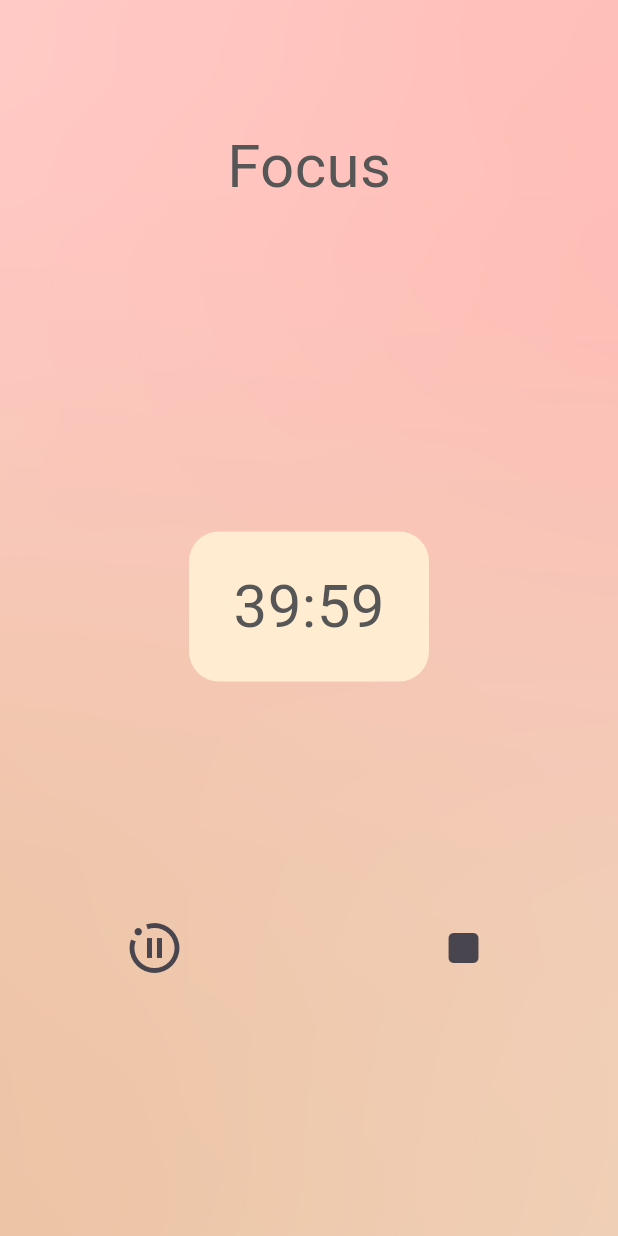
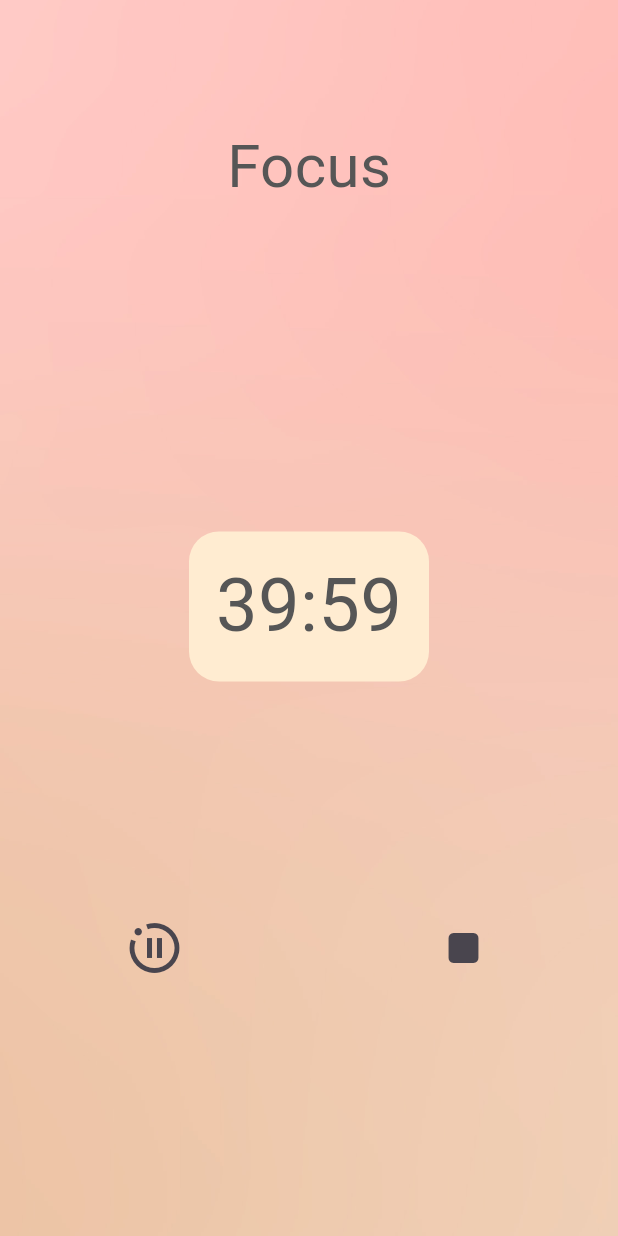
Before and after one commit to zbelova/unfocus, a Flutter app: the screen it shows after launch, after a tap on "Start focus", on a phone screen of 412 x 824 dp. Run offline on Flutter 3.47's test engine with Material 2 defaults, Android fonts, the phone set to English and light mode, and no system bars; our stand-ins replace audioplayers, flutter_native_splash, sensors_plus, shared_preferences; missing offline and left inert: alarm; statements that could not run were skipped.

Commit message:
Сделала адаптивную версию верстки шрифтов

```diff
--- a/lib/screens/focus_screen.dart
+++ b/lib/screens/focus_screen.dart
@@ -45,7 +45,7 @@ class _FocusScreenState extends State<FocusScreen> {
       alarmSettings: widget.alarmSettings.copyWith(
         id: 111,
         notificationTitle: UserPreferences().getShowNotification() ? 'Unfocus!' : null,
-        notificationBody: UserPreferences().getShowNotification() ?'Take a break' : null,
+        notificationBody: UserPreferences().getShowNotification() ? 'Take a break' : null,
         assetAudioPath: UserPreferences().getAssetAudionPath(),
         dateTime: DateTime(
           now.year,
@@ -56,7 +56,7 @@ class _FocusScreenState extends State<FocusScreen> {
           now.second,
           now.millisecond,
         ).add(Duration(seconds: _current)),
-          //TODO для тестов
+        //TODO для тестов
         //).add(Duration(seconds: 10)),
       ),
     );
@@ -118,11 +118,13 @@ class _FocusScreenState extends State<FocusScreen> {
                           child: Align(
                             alignment: Alignment.center,
                             child: Padding(
-                              padding: const EdgeInsets.all(20.0),
+                              padding: EdgeInsets.all(
+                                  MediaQuery.of(context).size.width * 0.02
+                              ),
                               child: Text(
                                 formatSecondsToMinutes(_current),
-                                style: const TextStyle(
-                                  fontSize: 40,
+                                style: TextStyle(
+                                  fontSize: MediaQuery.of(context).size.width * 0.12,
                                   color: Color(0xFF565656),
                                 ),
                               ),
@@ -150,7 +152,7 @@ class _FocusScreenState extends State<FocusScreen> {
             ? IconButton(
                 onPressed: () {
                   if (_timer != null) _timer!.cancel();
-                 // Alarm.stopAll();
+                  // Alarm.stopAll();
                   Alarm.stop(222);
                   Alarm.stop(111);
                   setState(() {
--- a/lib/screens/home_screen.dart
+++ b/lib/screens/home_screen.dart
@@ -174,7 +174,9 @@ class _HomePageState extends State<HomePage> {
         ),
         child: SafeArea(
           child: Padding(
-            padding: const EdgeInsets.all(20.0),
+            padding: EdgeInsets.all(
+              MediaQuery.of(context).size.width * 0.03,
+            ),
             child: Center(
               child: Column(
                 mainAxisAlignment: MainAxisAlignment.center,
@@ -230,10 +232,10 @@ class _HomePageState extends State<HomePage> {
                   Row(
                     mainAxisAlignment: MainAxisAlignment.center,
                     children: [
-                      const Text(
+                      Text(
                         "Require walking to unfocus",
                         style: TextStyle(
-                          fontSize: 16,
+                          fontSize: MediaQuery.of(context).size.width * 0.04,
                           color: Colors.white,
                           fontWeight: FontWeight.bold,
                         ),
@@ -264,7 +266,7 @@ class _HomePageState extends State<HomePage> {
                       },
                       child: Text("Start focus",
                           style: TextStyle(
-                            fontSize: Theme.of(context).textTheme.headlineMedium!.fontSize,
+                            fontSize: MediaQuery.of(context).size.width * 0.05,
                           )),
                     ),
                   ),
```
Also changed, not shown: lib/screens/unfocus_screen.dart (+5 -4 lines).
